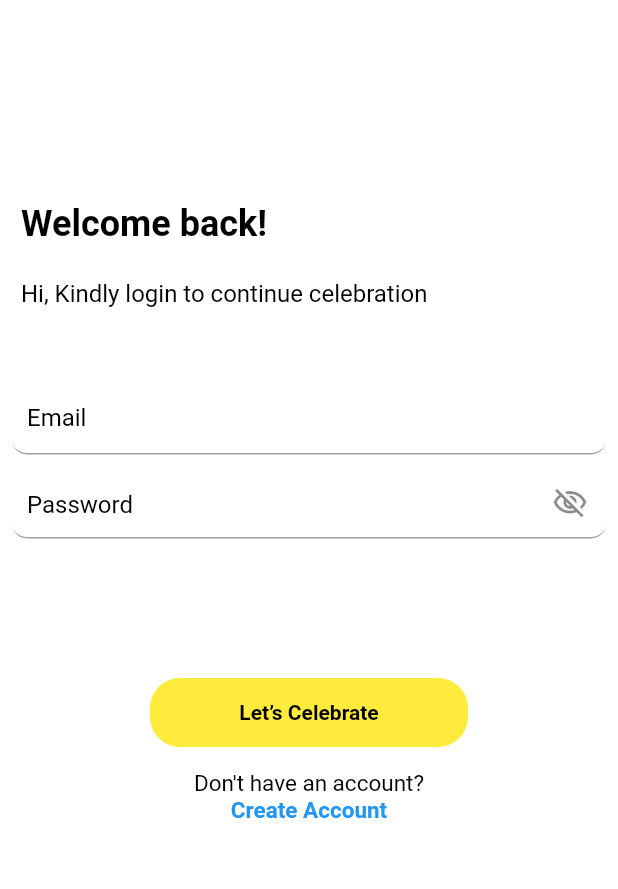
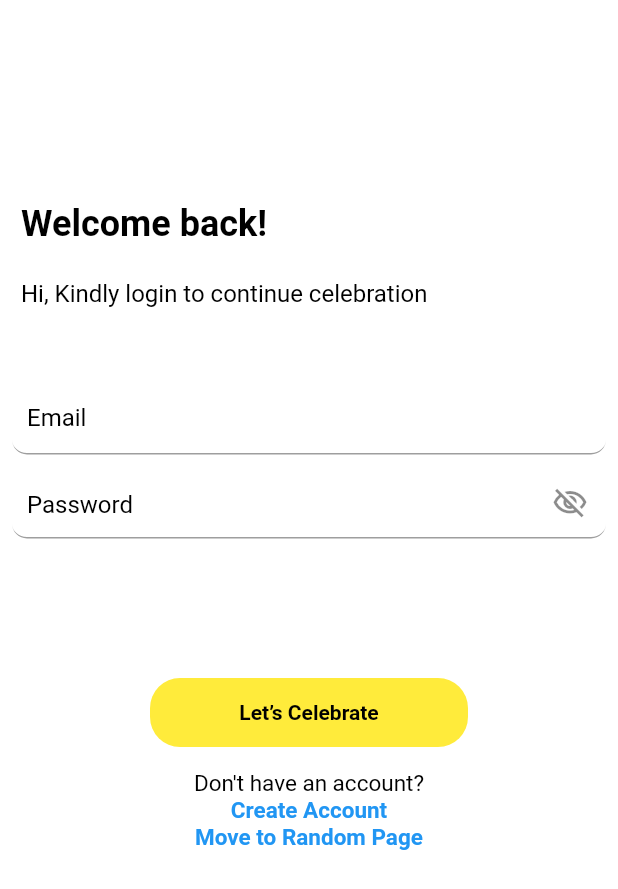
Before and after one commit to cn-techlite/classwork, a Flutter app: the screen it shows after launch, on a phone screen of 412 x 824 dp. Shown: the top 889 px of the screen. Run offline on Flutter 3.47's test engine with Material 2 defaults, Android fonts, the phone set to English and light mode, and no system bars; our stand-ins replace google_fonts, just_audio; missing offline and left inert: audio_session, just_audio_web; Roboto replaces fonts that are missing (Open sans); project files that could hold a hidden picture were left out.

Commit message:
Latest Class work 4

```diff
--- a/lib/assignments/classwork2.dart
+++ b/lib/assignments/classwork2.dart
@@ -1,4 +1,5 @@
 
+import 'package:classwork/assignments/classwork.dart';
 import 'package:flutter/material.dart';
 import 'package:google_fonts/google_fonts.dart';
 
@@ -588,6 +589,20 @@ class _LoginPageState extends State<LoginPage> {
                             color: Colors.blue
                         ),
                       ),
+                    ),
+                    GestureDetector(
+                      onTap: () {
+                        Navigator.push(context, MaterialPageRoute(builder: (context)=>const ClassWorkPage(title: '',)));
+                      },
+                      child: Text(
+                        "Move to Random Page",
+                        style: GoogleFonts.roboto(
+                            fontSize: 15,
+                            fontWeight: FontWeight.bold,
+                            fontStyle: FontStyle.normal,
+                            color: Colors.blue
+                        ),
+                      ),
                     )
                   ],
                 ))
```
Also changed, not shown: lib/assignments/classwork.dart (+23 -5 lines).
